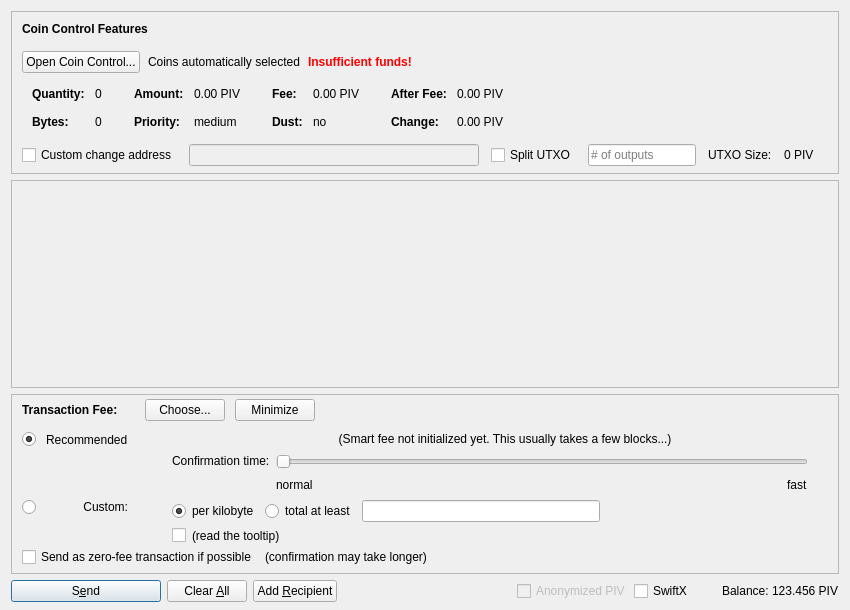
First picture: the form in src/qt/forms/sendcoinsdialog.ui, repository smupyknight/htc-pivx, before the edit.
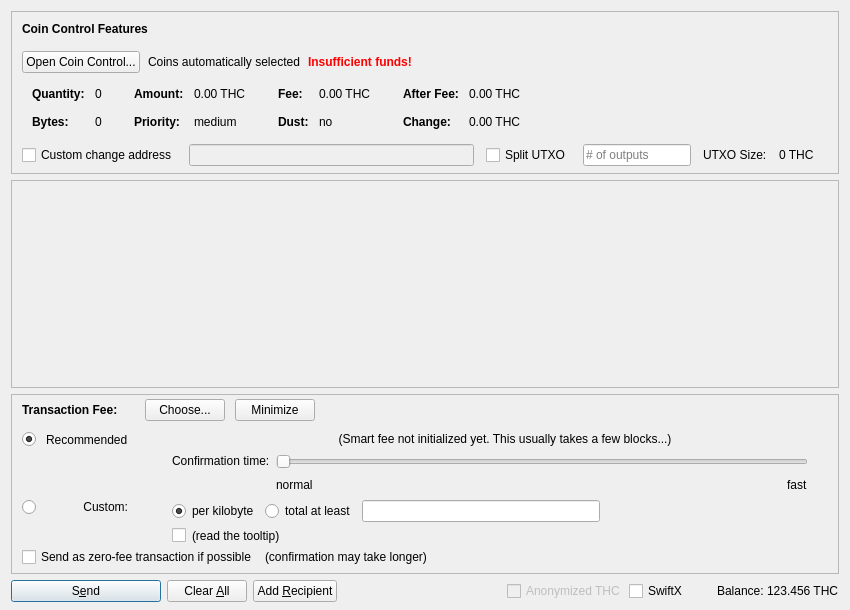
Second picture: the form after the edit. Icons and pictures are not drawn. Custom widgets are drawn as their Qt base class.

The edit to the form file:
```diff
--- a/src/qt/forms/sendcoinsdialog.ui
+++ b/src/qt/forms/sendcoinsdialog.ui
@@ -324,7 +324,7 @@
                   <enum>Qt::ActionsContextMenu</enum>
                  </property>
                  <property name="text">
-                  <string notr="true">0.00 PIV</string>
+                  <string notr="true">0.00 THC</string>
                  </property>
                  <property name="textInteractionFlags">
                   <set>Qt::LinksAccessibleByMouse|Qt::TextSelectableByKeyboard|Qt::TextSelectableByMouse</set>
@@ -404,7 +404,7 @@
                   <enum>Qt::ActionsContextMenu</enum>
                  </property>
                  <property name="text">
-                  <string notr="true">0.00 PIV</string>
+                  <string notr="true">0.00 THC</string>
                  </property>
                  <property name="textInteractionFlags">
                   <set>Qt::LinksAccessibleByMouse|Qt::TextSelectableByKeyboard|Qt::TextSelectableByMouse</set>
@@ -484,7 +484,7 @@
                   <enum>Qt::ActionsContextMenu</enum>
                  </property>
                  <property name="text">
-                  <string notr="true">0.00 PIV</string>
+                  <string notr="true">0.00 THC</string>
                  </property>
                  <property name="textInteractionFlags">
                   <set>Qt::LinksAccessibleByMouse|Qt::TextSelectableByKeyboard|Qt::TextSelectableByMouse</set>
@@ -513,7 +513,7 @@
                   <enum>Qt::ActionsContextMenu</enum>
                  </property>
                  <property name="text">
-                  <string notr="true">0.00 PIV</string>
+                  <string notr="true">0.00 THC</string>
                  </property>
                  <property name="textInteractionFlags">
                   <set>Qt::LinksAccessibleByMouse|Qt::TextSelectableByKeyboard|Qt::TextSelectableByMouse</set>
@@ -594,7 +594,7 @@
           <item>
            <widget class="QLabel" name="labelBlockSize">
             <property name="text">
-             <string>0 PIV</string>
+             <string>0 THC</string>
             </property>
            </widget>
           </item>
@@ -1390,7 +1390,7 @@
           <bool>false</bool>
          </property>
          <property name="text">
-          <string>Anonymized PIV</string>
+          <string>Anonymized THC</string>
          </property>
         </widget>
        </item>
@@ -1429,7 +1429,7 @@
           <cursorShape>IBeamCursor</cursorShape>
          </property>
          <property name="text">
-          <string notr="true">123.456 PIV</string>
+          <string notr="true">123.456 THC</string>
          </property>
          <property name="textInteractionFlags">
           <set>Qt::LinksAccessibleByMouse|Qt::TextSelectableByKeyboard|Qt::TextSelectableByMouse</set>
```
Left out of the diff: 6 changed lines with no effect on the pictures.
